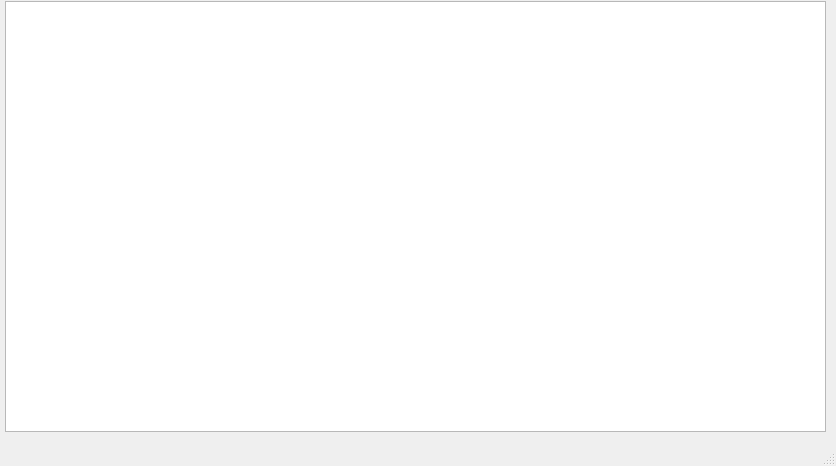
Above: main.ui from Qwinter10/Coffe before the change. Below: the same form after it.
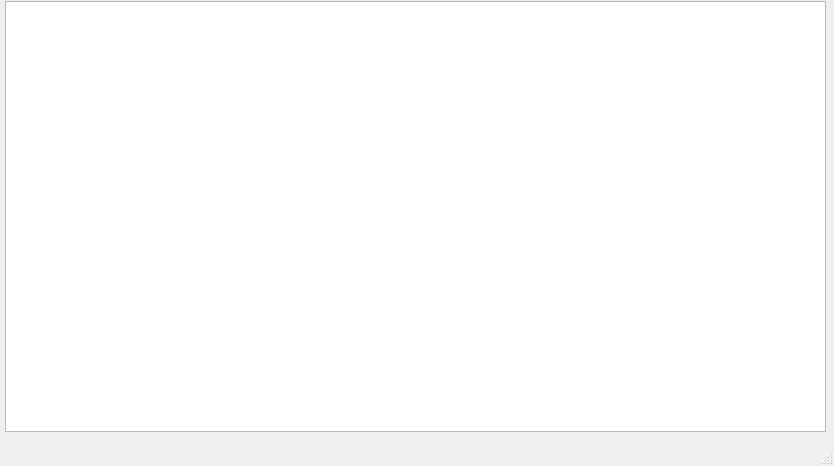
That is the form after the change.

```diff
--- a/main.ui
+++ b/main.ui
@@ -6,7 +6,7 @@
    <rect>
     <x>0</x>
     <y>0</y>
-    <width>836</width>
+    <width>834</width>
     <height>466</height>
    </rect>
   </property>
```
Left out of the diff: 2 changed lines with no effect on the pictures.
